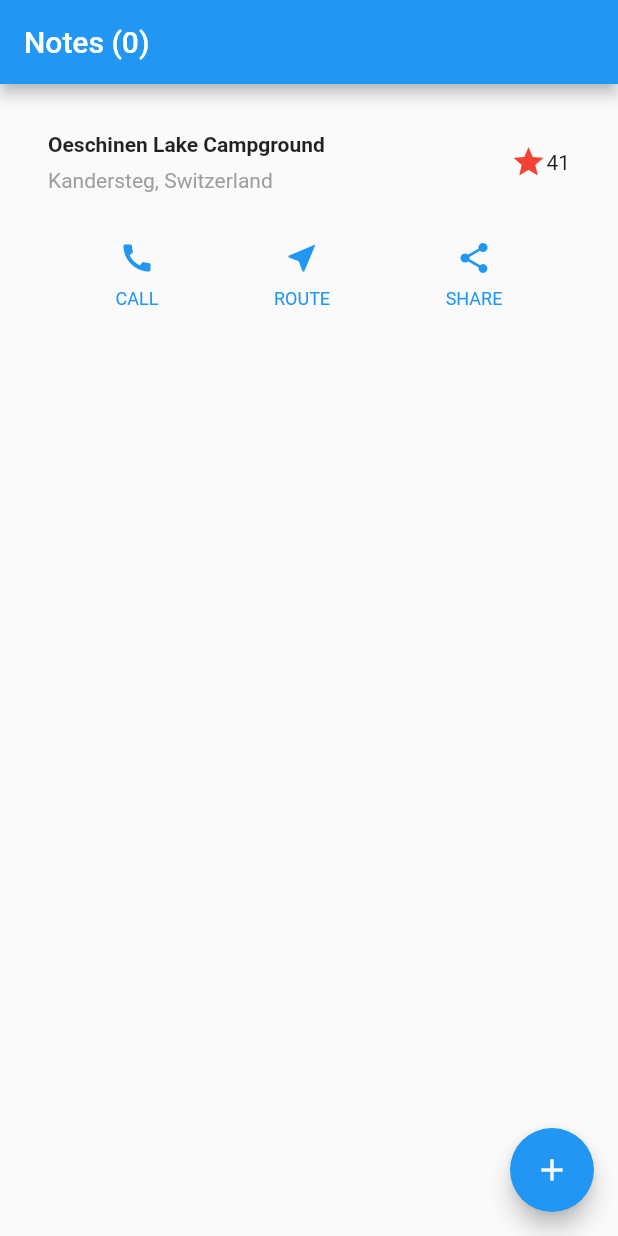
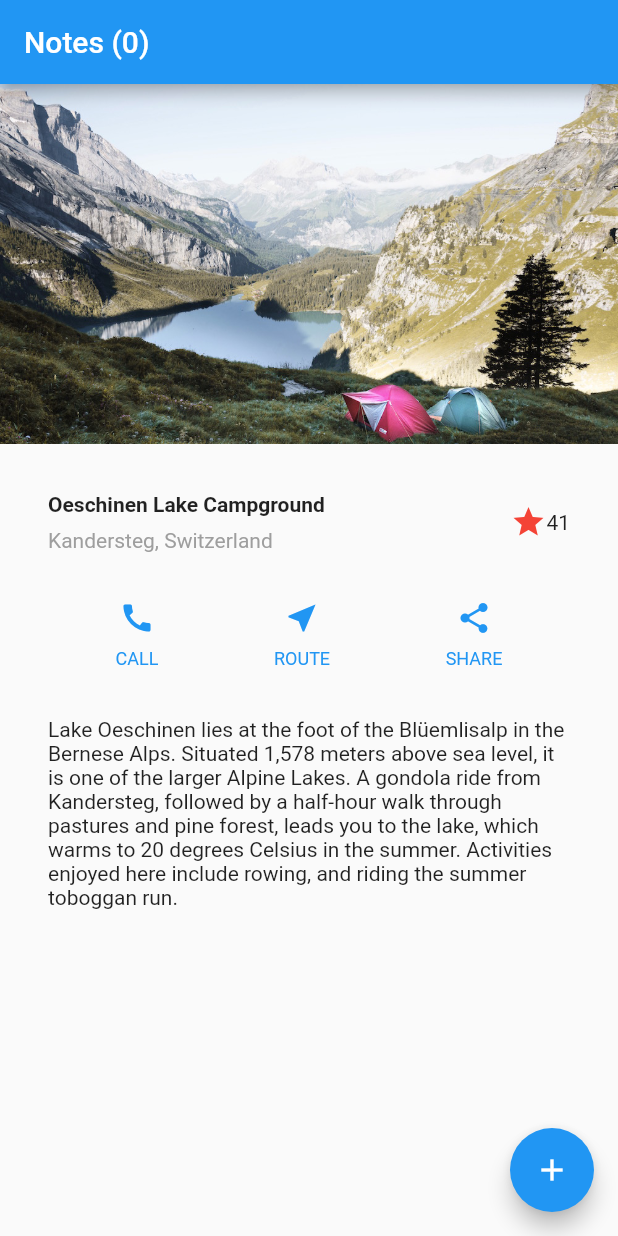
Before and after one commit to benlittlenz/flutter_notes, a Flutter app: the screen it shows after launch, on a phone screen of 412 x 824 dp. Run offline on Flutter 3.47's test engine with Material 2 defaults, Android fonts, the phone set to English and light mode, and no system bars.

Commit message:
added image asset

```diff
--- a/lib/screens/HomeScreen.dart
+++ b/lib/screens/HomeScreen.dart
@@ -24,8 +24,15 @@ class HomeScreen extends StatelessWidget {
       //body: _buildNotesList(),
       body: Column(
         children: [
+          Image.asset(
+            'images/lake.jpg',
+            width: 600,
+            height: 240,
+            fit: BoxFit.cover,
+          ),
           titleSection,
-          buttonSection
+          buttonSection,
+          textSection
         ],
       ),
       floatingActionButton: FloatingActionButton(
@@ -79,7 +86,18 @@ class HomeScreen extends StatelessWidget {
     ),
   );
 
-  //Color color = Theme.of(context).primaryColor;
+  Widget textSection = Container(
+  padding: const EdgeInsets.all(32),
+  child: Text(
+    'Lake Oeschinen lies at the foot of the Blüemlisalp in the Bernese '
+        'Alps. Situated 1,578 meters above sea level, it is one of the '
+        'larger Alpine Lakes. A gondola ride from Kandersteg, followed by a '
+        'half-hour walk through pastures and pine forest, leads you to the '
+        'lake, which warms to 20 degrees Celsius in the summer. Activities '
+        'enjoyed here include rowing, and riding the summer toboggan run.',
+    softWrap: true,
+  ),
+);
 
   Widget buttonSection = Container(
     child: Row(
--- a/pubspec.yaml
+++ b/pubspec.yaml
@@ -40,6 +40,8 @@ dev_dependencies:
 
 # The following section is specific to Flutter.
 flutter:
+  assets:
+    - images/lake.jpg
 
   # The following line ensures that the Material Icons font is
   # included with your application, so that you can use the icons in
```
Also changed, not shown: images/lake.jpg (added).
